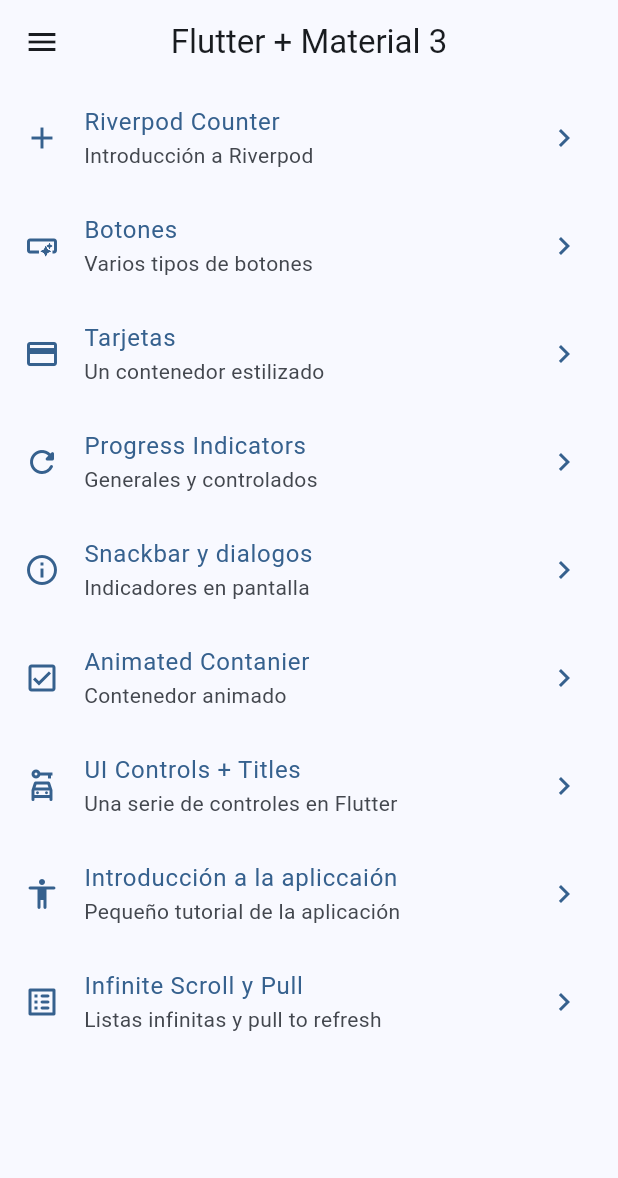
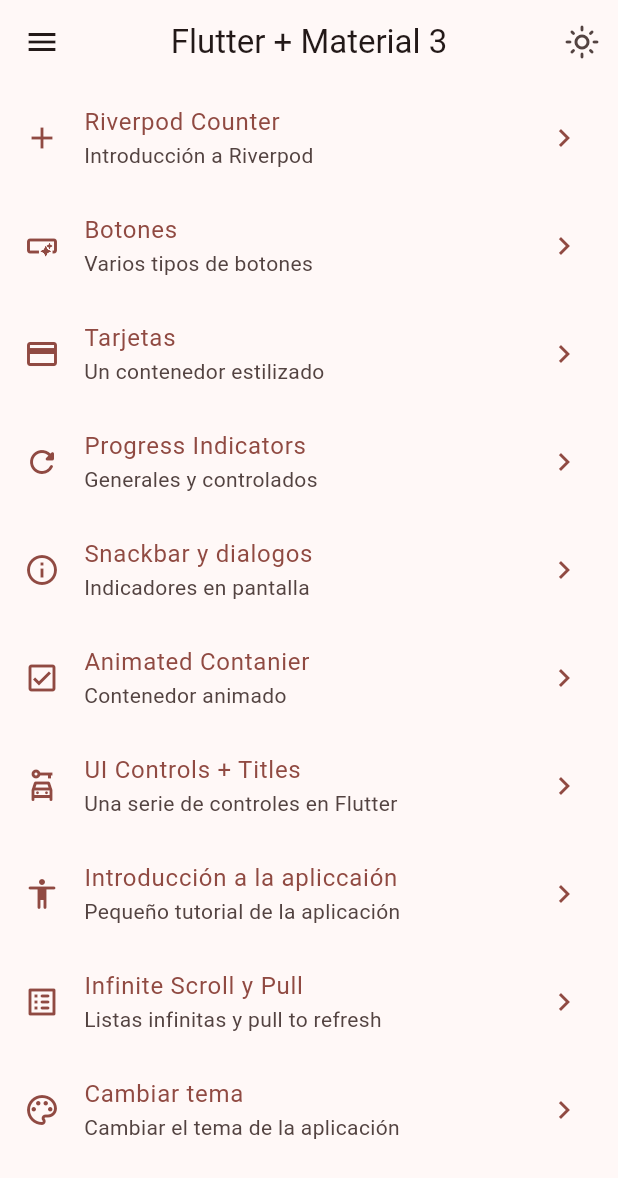
Before and after one commit to devnud/widgets_app, a Flutter app: the screen it shows after launch, on a phone screen of 412 x 824 dp. Shown: the top 1178 px of the screen. Run offline on Flutter 3.47's test engine with Material 3 defaults, Android fonts, the phone set to English and light mode, and no system bars; our stand-ins replace animate_do, flutter_riverpod, go_router.

Commit message:
app terminada pendite de una aptualizacion

```diff
--- a/lib/config/menu/menu_items.dart
+++ b/lib/config/menu/menu_items.dart
@@ -69,4 +69,10 @@ const appMenuItems = <MenuItems>[
     link: '/infinite',
     icon: Icons.list_alt_rounded,
   ),
+  MenuItems(
+    title: 'Cambiar tema',
+    subTitle: 'Cambiar el tema de la aplicación',
+    link: '/theme-changer',
+    icon: Icons.color_lens_outlined,
+  ),
 ];
--- a/lib/config/router/app_router.dart
+++ b/lib/config/router/app_router.dart
@@ -75,6 +75,13 @@ final GoRouter appRouter = GoRouter(
         return const InfiniteScrollScreen();
       },
     ),
+    GoRoute(
+      path: '/theme-changer',
+      name: ThemeChangersScreen.name,
+      builder: (BuildContext context, GoRouterState state) {
+        return const ThemeChangersScreen();
+      },
+    ),
 
   ],
 );
--- a/lib/config/theme/app_theme.dart
+++ b/lib/config/theme/app_theme.dart
@@ -10,25 +10,23 @@ const colorList = <Color>[
   Colors.pink,
   Colors.teal,
   Colors.cyan,
-  Colors.amber,
-  Colors.lime,
-  Colors.indigo,
-  Colors.brown,
-  Colors.grey,
-  Colors.blueGrey,
+
 ];
 
 class AppTheme {
   final int selectecColor;
+  final bool isDartMode;
 
   AppTheme({
     this.selectecColor = 0,
+    this.isDartMode = false,
   }) : assert(selectecColor >= 0, 'selectecColor must be greate then 0'),
        assert(selectecColor < colorList.length,
        'selectecColor must be less or equal than ${colorList.length}') ;
 
 
   ThemeData getTheme() => ThemeData(
+        brightness: isDartMode ? Brightness.dark : Brightness.light,
         colorSchemeSeed: colorList[selectecColor],
         appBarTheme: const AppBarTheme(
           centerTitle: true,
--- a/lib/main.dart
+++ b/lib/main.dart
@@ -1,22 +1,35 @@
 import 'package:flutter/material.dart';
+import 'package:flutter_riverpod/flutter_riverpod.dart';
 import 'package:widgets_app/config/router/app_router.dart';
 import 'package:widgets_app/config/theme/app_theme.dart';
+import 'package:widgets_app/presentation/providers/providers.dart';
 
 void main() {
-  runApp(const MainApp());
+  runApp(
+    const ProviderScope(
+      child: MainApp(),
+    ),
+  );
 }
 
-class MainApp extends StatelessWidget {
+class MainApp extends ConsumerWidget {
+
+
   const MainApp({super.key});
 
   @override
-  Widget build(BuildContext context) {
+  Widget build(BuildContext context, WidgetRef ref) {
+    final bool isDarkMode = ref.watch(isDarkModeProvider);
+    final int selectColor = ref.watch(selectColorProvider);
+
     return MaterialApp.router(
       title: 'Flutter Widgets',
       routerConfig: appRouter,
       debugShowCheckedModeBanner: false,
-      theme: AppTheme(selectecColor: 2).getTheme(),
-
+      theme: AppTheme(
+        isDartMode: isDarkMode,
+        selectecColor: selectColor,
+      ).getTheme(),
     );
   }
 }
--- /dev/null
+++ b/lib/presentation/providers/counter_provider.dart
@@ -0,0 +1,3 @@
+import 'package:flutter_riverpod/flutter_riverpod.dart';
+
+final counterProvider = StateProvider<int>((ref) => 5);
--- /dev/null
+++ b/lib/presentation/providers/providers.dart
@@ -0,0 +1,2 @@
+export 'package:widgets_app/presentation/providers/counter_provider.dart';
+export 'package:widgets_app/presentation/providers/theme_provider.dart';
--- /dev/null
+++ b/lib/presentation/providers/theme_provider.dart
@@ -0,0 +1,14 @@
+import 'package:flutter_riverpod/flutter_riverpod.dart';
+import 'package:widgets_app/config/theme/app_theme.dart';
+
+// Listado de colores inmutables
+
+final  colorsListProvider = Provider((ref) => colorList);
+
+// Un simple boolean
+
+final isDarkModeProvider = StateProvider<bool>((ref) => false);
+
+// Un simple int
+
+final selectColorProvider = StateProvider<int>((ref) => 0);
--- a/lib/presentation/screens/home/home_screen.dart
+++ b/lib/presentation/screens/home/home_screen.dart
@@ -1,21 +1,36 @@
 import 'package:flutter/material.dart';
+import 'package:flutter_riverpod/flutter_riverpod.dart';
 import 'package:go_router/go_router.dart';
 import 'package:widgets_app/config/menu/menu_items.dart';
+import 'package:widgets_app/presentation/providers/providers.dart';
 import 'package:widgets_app/presentation/widgets/side_menu.dart';
 
-class HomeScreen extends StatelessWidget {
+class HomeScreen extends ConsumerWidget {
   static const String name = 'home_screen';
 
   const HomeScreen({super.key});
 
   @override
-  Widget build(BuildContext context) {
+  Widget build(BuildContext context, WidgetRef ref) {
+
+    final bool isDarkMode = ref.watch(isDarkModeProvider);
 
     final scaffoldKey = GlobalKey<ScaffoldState>();
     return Scaffold(
       key: scaffoldKey,
       appBar: AppBar(
         title: const Text('Flutter + Material 3'),
+        actions: [
+          IconButton(
+            icon: isDarkMode
+                ? const Icon(Icons.dark_mode_outlined)
+                : const Icon(Icons.light_mode_outlined),
+            // icon: Icon(Icons.dark_mode_outlined),
+            onPressed: () {
+              ref.read(isDarkModeProvider.notifier).state = !isDarkMode;
+            },
+          ),
+        ],
       ),
       body: _HomeView(),
       drawer: SideMenu(scafolldKey: scaffoldKey,),
--- a/lib/presentation/screens/screens.dart
+++ b/lib/presentation/screens/screens.dart
@@ -7,4 +7,5 @@ export 'package:widgets_app/presentation/screens/home/home_screen.dart';
 export 'package:widgets_app/presentation/screens/infinite_scroll/infinite_scroll_screen.dart';
 export 'package:widgets_app/presentation/screens/progress/progress_screen.dart';
 export 'package:widgets_app/presentation/screens/snackbar/snackbar_screen.dart';
+export 'package:widgets_app/presentation/screens/theme_changer/theme_changers_screen.dart';
 export 'package:widgets_app/presentation/screens/ui_controls/ui_controls_screen.dart';
--- a/pubspec.yaml
+++ b/pubspec.yaml
@@ -10,6 +10,7 @@ dependencies:
   animate_do: ^3.1.2
   flutter:
     sdk: flutter
+  flutter_riverpod: ^2.4.9
   go_router: ^13.0.0
 
 dev_dependencies:
```
Also changed, not shown: lib/presentation/screens/counter/counter_screen.dart (+25 -4 lines), lib/presentation/screens/theme_changer/theme_changers_screen.dart (added, +60 -0 lines), pubspec.lock.
